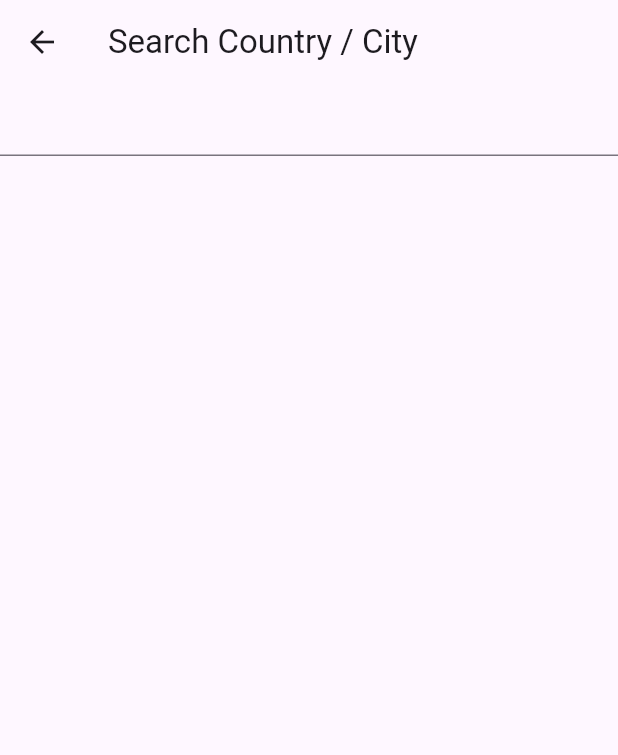
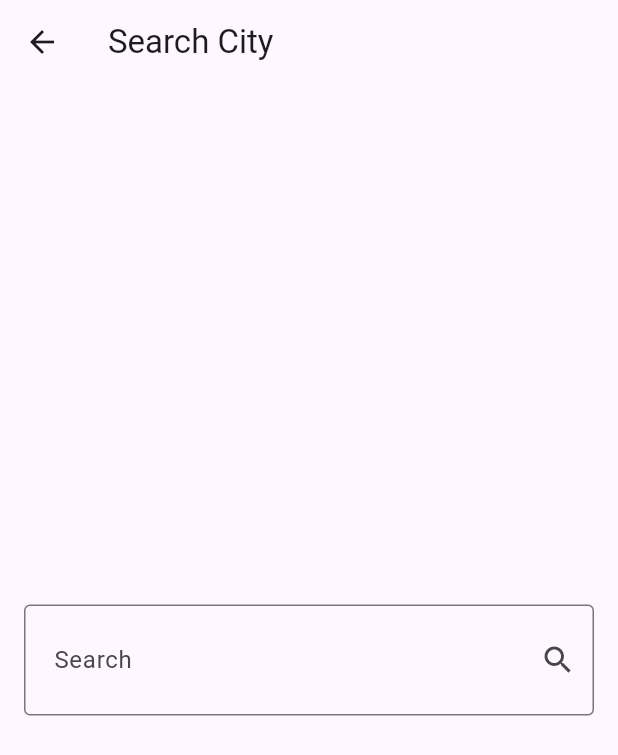
Before and after one commit to NourhanMagdy21/Weather-App, a Flutter app: the screen it shows after launch, after a tap on the "search" icon, on a phone screen of 412 x 824 dp. Shown: the top 755 px of the screen. Run offline on Flutter 3.47's test engine with Material 3 defaults, Android fonts, the phone set to English and light mode, and no system bars; our stand-ins replace dio, flutter_bloc; missing offline and left inert: dart:html.

Commit message:
first commit

```diff
--- a/lib/cubits/get_weather_cubit/get_weather_states.dart
+++ b/lib/cubits/get_weather_cubit/get_weather_states.dart
@@ -0,0 +1,7 @@
+class WeatherStates{}
+
+class InitialState extends WeatherStates {}
+
+class WeatherLoadedStates extends WeatherStates{}
+
+class WeatherFailureStates extends WeatherStates{}
--- a/lib/main.dart
+++ b/lib/main.dart
@@ -1,4 +1,6 @@
 import 'package:flutter/material.dart';
+import 'package:flutter_bloc/flutter_bloc.dart';
+import 'package:weather_app/cubits/get_weather_cubit/get_weather_cubit.dart';
 import 'package:weather_app/views/home_view.dart';
 
 void main() {
@@ -11,9 +13,12 @@ class MyApp extends StatelessWidget {
   // This widget is the root of your application.
   @override
   Widget build(BuildContext context) {
-    return MaterialApp(
-      debugShowCheckedModeBanner: false,
-     home: HomeView(),
+    return BlocProvider(
+      create: (context)=> GetWeatherCubit(),
+      child: MaterialApp(
+        debugShowCheckedModeBanner: false,
+       home: HomeView(),
+      ),
     );
   }
 }
--- a/lib/models/weather_model.dart
+++ b/lib/models/weather_model.dart
@@ -0,0 +1,30 @@
+class WeatherModel {
+  final String cityName;
+  final String date;
+  final String image;
+  final double temp;
+  final double maxTemp;
+  final double minTemp;
+  final String weatherCondition;
+
+  WeatherModel({required this.cityName,
+    required this.date,
+    required this.image,
+    required this.temp,
+    required this.maxTemp,
+    required this.minTemp,
+    required this.weatherCondition});
+
+  factory WeatherModel.fromJson(json){
+    return WeatherModel(cityName:  json['location']['name'],
+        date:json['current']['last_updated'],
+        temp: json['forecast']['forecastday']['0']['day']['avgtemp_c'],
+        maxTemp: json['forecast']['forecastday']['0']['day']['maxtemp_f'],
+        minTemp:json['forecast']['forecastday']['0']['day']['mintemp_c'],
+        weatherCondition: json['forecast']['forecastday']['0']['day']['condition']['text'],
+      image: json['forecast']['forecastday']['0']['day']['condition']['text']['icon'],
+
+    );
+
+  }
+}
--- a/lib/services/weather_services.dart
+++ b/lib/services/weather_services.dart
@@ -0,0 +1,29 @@
+import 'dart:developer';
+
+import 'package:dio/dio.dart';
+import 'package:weather_app/models/weather_model.dart';
+
+class WeatherServices {
+  final Dio dio;
+  final String baseUrl = 'https://api.weatherapi.com/v1';
+  final String apiKey = '3453304dd0cd45f2acf44707240306';
+
+  WeatherServices(this.dio);
+
+  Future<WeatherModel> getCurrentWeather({required String cityName}) async {
+    try {
+      Response response = await dio
+          .get('$baseUrl/forecast.json?key=$apiKey&q=Cairo&cityName&days=1');
+
+      WeatherModel weatherModel = WeatherModel.fromJson(response.data);
+      return weatherModel;
+    } on DioException catch (e) {
+      final String errrorMessage = e.response?.data['error']['message'] ??
+          'Oops! there was an error, try again';
+      throw Exception(errrorMessage);
+    } catch (e) {
+      log(e.toString());
+      throw Exception('Oops! there was an error, try again');
+    }
+  }
+}
--- a/lib/views/search_view.dart
+++ b/lib/views/search_view.dart
@@ -1,5 +1,11 @@
+import 'dart:developer';
+
+import 'package:dio/dio.dart';
 import 'package:flutter/cupertino.dart';
 import 'package:flutter/material.dart';
+import 'package:weather_app/services/weather_services.dart';
+
+import '../models/weather_model.dart';
 
 class SearchView extends StatelessWidget {
   const SearchView({super.key});
@@ -8,11 +14,23 @@ class SearchView extends StatelessWidget {
   Widget build(BuildContext context) {
     return Scaffold(
       appBar: AppBar(
-        title: Text("Search Country / City"),
+        title: Text("Search City"),
       ),
-      body: TextField(
-        decoration: InputDecoration(
-
+      body: Center(
+        child: Padding(
+          padding: EdgeInsets.symmetric(horizontal: 16),
+          child: TextField(
+            onSubmitted: (value) async {
+              Navigator.pop(context);
+            },
+            decoration: InputDecoration(
+                contentPadding:
+                    EdgeInsets.symmetric(vertical: 25, horizontal: 16),
+                labelText: "Search",
+                hintText: "Enter City name ",
+                suffixIcon: Icon(Icons.search),
+                border: OutlineInputBorder()),
+          ),
         ),
       ),
     );
--- a/lib/widgets/no_weather_info.dart
+++ b/lib/widgets/no_weather_info.dart
@@ -6,6 +6,6 @@ class NoWeatherInfo extends StatelessWidget {
 
   @override
   Widget build(BuildContext context) {
-    return Scaffold();
+    return Scaffold(body: Center(child: Text('There is no weather, start searching now ')));
   }
 }
--- a/pubspec.yaml
+++ b/pubspec.yaml
@@ -35,6 +35,8 @@ dependencies:
   # The following adds the Cupertino Icons font to your application.
   # Use with the CupertinoIcons class for iOS style icons.
   cupertino_icons: ^1.0.2
+  dio: ^5.4.3+1
+  flutter_bloc: ^8.1.5
 
 dev_dependencies:
   flutter_test:
```
Also changed, not shown: lib/cubits/get_weather_cubit/get_weather_cubit.dart (+21 -1 lines), lib/views/home_view.dart (+7 -1 lines), pubspec.lock.
